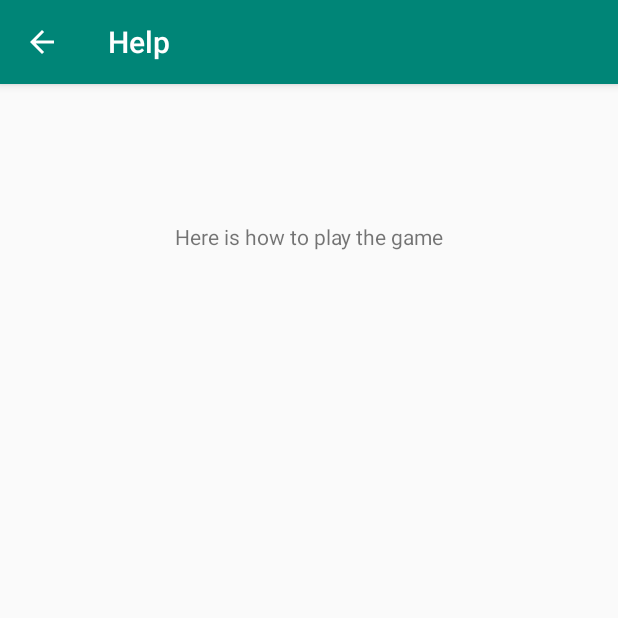
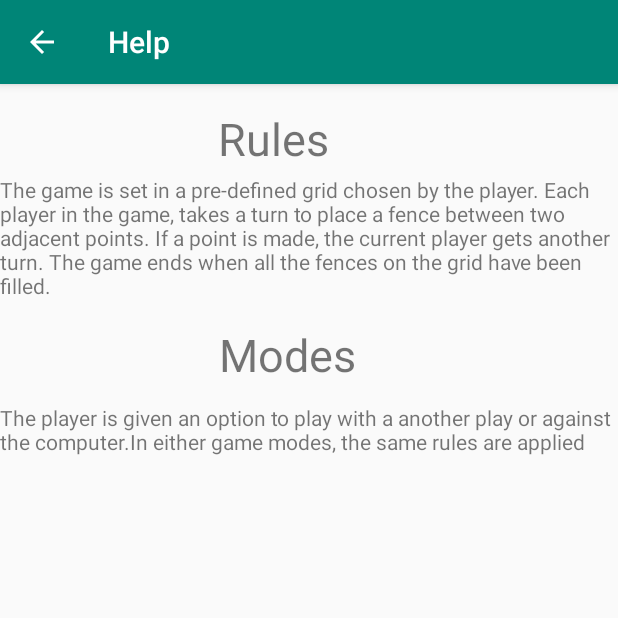
Before and after one commit to petreman/AUCSC-220-2019-Term-Project, an Android app: the HelpActivity screen opened directly, with no data from a screen before it, on a phone screen of 412 x 824 dp, the top half of it. Run offline under Robolectric (Android 15) with nearby library versions, the phone set to English and light mode, and no system bars.

Commit message:
Added the rules and the mode of play in the help activity

```diff
--- a/app/src/main/res/layout/activity_help.xml
+++ b/app/src/main/res/layout/activity_help.xml
@@ -8,14 +8,48 @@
     tools:context=".HelpActivity">
 
     <TextView
+        android:id="@+id/textView"
+        android:layout_width="wrap_content"
+        android:layout_height="wrap_content"
+        android:layout_marginTop="16dp"
+        android:text="@string/rules"
+        android:textSize="30sp"
+        app:layout_constraintEnd_toEndOf="parent"
+        app:layout_constraintHorizontal_bias="0.43"
+        app:layout_constraintStart_toStartOf="parent"
+        app:layout_constraintTop_toTopOf="parent" />
+
+    <TextView
         android:id="@+id/textView5"
         android:layout_width="wrap_content"
         android:layout_height="wrap_content"
-        android:layout_marginTop="92dp"
-        android:text="@string/here_is_how_to_play_the_game"
-        app:layout_constraintBottom_toBottomOf="parent"
+        android:layout_marginTop="4dp"
+        android:text="@string/the_game_is_set_in_a_pre_defined_grid_chosen_by_the_player_each_player_in_the_game_takes_a_turn_to_place_a_fence_between_two_adjacent_points_if_a_point_is_made_the_current_player_gets_another_turn_the_game_ends_when_all_the_fences_on_the_grid_have_been_filled"
         app:layout_constraintEnd_toEndOf="parent"
+        app:layout_constraintHorizontal_bias="0.0"
         app:layout_constraintStart_toStartOf="parent"
-        app:layout_constraintTop_toTopOf="parent"
-        app:layout_constraintVertical_bias="0.0" />
+        app:layout_constraintTop_toBottomOf="@+id/textView" />
+
+    <TextView
+        android:id="@+id/textView6"
+        android:layout_width="wrap_content"
+        android:layout_height="wrap_content"
+        android:layout_marginTop="16dp"
+        android:text="@string/modes"
+        android:textSize="30sp"
+        app:layout_constraintEnd_toEndOf="parent"
+        app:layout_constraintHorizontal_bias="0.455"
+        app:layout_constraintStart_toStartOf="parent"
+        app:layout_constraintTop_toBottomOf="@+id/textView5" />
+
+    <TextView
+        android:id="@+id/textView7"
+        android:layout_width="wrap_content"
+        android:layout_height="wrap_content"
+        android:layout_marginTop="12dp"
+        android:text="@string/the_player_is_given_an_option_to_play_with_a_another_play_or_against_the_computer_in_either_game_modes_the_same_rules_are_applied"
+        app:layout_constraintEnd_toEndOf="parent"
+        app:layout_constraintHorizontal_bias="0.0"
+        app:layout_constraintStart_toStartOf="parent"
+        app:layout_constraintTop_toBottomOf="@+id/textView6" />
 </androidx.constraintlayout.widget.ConstraintLayout>
--- a/app/src/main/res/values/strings.xml
+++ b/app/src/main/res/values/strings.xml
@@ -22,4 +22,8 @@
     <string name="tie">You tied!</string>
     <string name="exit">Exit</string>
     <string name="here_is_how_to_play_the_game">Here is how to play the game</string>
+    <string name="rules">Rules</string>
+    <string name="modes">Modes</string>
+    <string name="the_player_is_given_an_option_to_play_with_a_another_play_or_against_the_computer_in_either_game_modes_the_same_rules_are_applied">The player is given an option to play with a another play or against the computer.In either game modes, the same rules are applied</string>
+    <string name="the_game_is_set_in_a_pre_defined_grid_chosen_by_the_player_each_player_in_the_game_takes_a_turn_to_place_a_fence_between_two_adjacent_points_if_a_point_is_made_the_current_player_gets_another_turn_the_game_ends_when_all_the_fences_on_the_grid_have_been_filled">The game is set in a pre-defined grid chosen by the player. Each player in the game, takes a turn to place a fence between two adjacent points. If a point is made, the current player gets another turn. The game ends when all the fences on the grid have been filled.</string>
 </resources>
```
